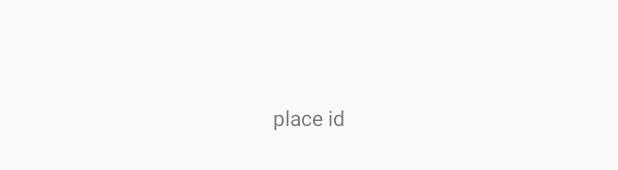
After one commit to chung2016/travel-android-app, an Android app: the layout activity_place_detail.xml on its own in the app's theme, with its tools: preview values and no code run, on a phone screen of 412 x 824 dp. The commit adds this screen. Shown: the part 500-670 px from the top of the screen. Run offline under Robolectric (Android 15) with nearby library versions, the phone set to English and light mode, and no system bars; network calls fail.

Commit message:
place detail show

```diff
--- a/app/src/main/AndroidManifest.xml
+++ b/app/src/main/AndroidManifest.xml
@@ -7,7 +7,7 @@
     <uses-permission android:name="android.permission.ACCESS_NETWORK_STATE" />
     <uses-permission android:name="android.permission.READ_EXTERNAL_STORAGE" />
     <uses-permission android:name="android.permission.WRITE_EXTERNAL_STORAGE" />
-    <uses-permission android:name="android.permission.ACCESS_FINE_LOCATION"/>
+    <uses-permission android:name="android.permission.ACCESS_FINE_LOCATION" />
 
     <application
         android:allowBackup="true"
@@ -16,7 +16,8 @@
         android:roundIcon="@mipmap/ic_launcher_round"
         android:supportsRtl="true"
         android:theme="@style/AppTheme">
-        <activity android:name=".activity.ProfileActivity"></activity>
+        <activity android:name=".activity.PlaceDetailActivity"></activity>
+        <activity android:name=".activity.ProfileActivity" />
         <activity android:name=".activity.PlaceEditActivity" />
         <activity android:name=".activity.LoginActivity">
             <intent-filter>
--- a/app/src/main/java/com/example/myapplication/ListView/PlaceListAdapter.java
+++ b/app/src/main/java/com/example/myapplication/ListView/PlaceListAdapter.java
@@ -61,6 +61,7 @@ public class PlaceListAdapter extends BaseAdapter {
         SimpleDateFormat format = new SimpleDateFormat("MMMM dd, yyyy");
         String dateString = format.format(placeLists.get(position).getCreatedAt());
         tvPlaceDate.setText(dateString);
+
         return view;
     }
 
--- /dev/null
+++ b/app/src/main/res/layout/activity_place_detail.xml
@@ -0,0 +1,16 @@
+<?xml version="1.0" encoding="utf-8"?>
+<RelativeLayout xmlns:android="http://schemas.android.com/apk/res/android"
+    xmlns:app="http://schemas.android.com/apk/res-auto"
+    xmlns:tools="http://schemas.android.com/tools"
+    android:layout_width="match_parent"
+    android:layout_height="match_parent"
+    tools:context=".activity.PlaceDetailActivity">
+
+
+    <TextView
+        android:id="@+id/tv_place_id"
+        android:text="place id"
+        android:gravity="center"
+        android:layout_width="match_parent"
+        android:layout_height="match_parent" />
+</RelativeLayout>
```
Also changed, not shown: app/src/main/java/com/example/myapplication/ListView/PlaceList.java (+7 -1 lines), app/src/main/java/com/example/myapplication/activity/PlaceDetailActivity.java (added, +21 -0 lines), app/src/main/java/com/example/myapplication/fragment/PlaceFragment.java (+15 -0 lines).
